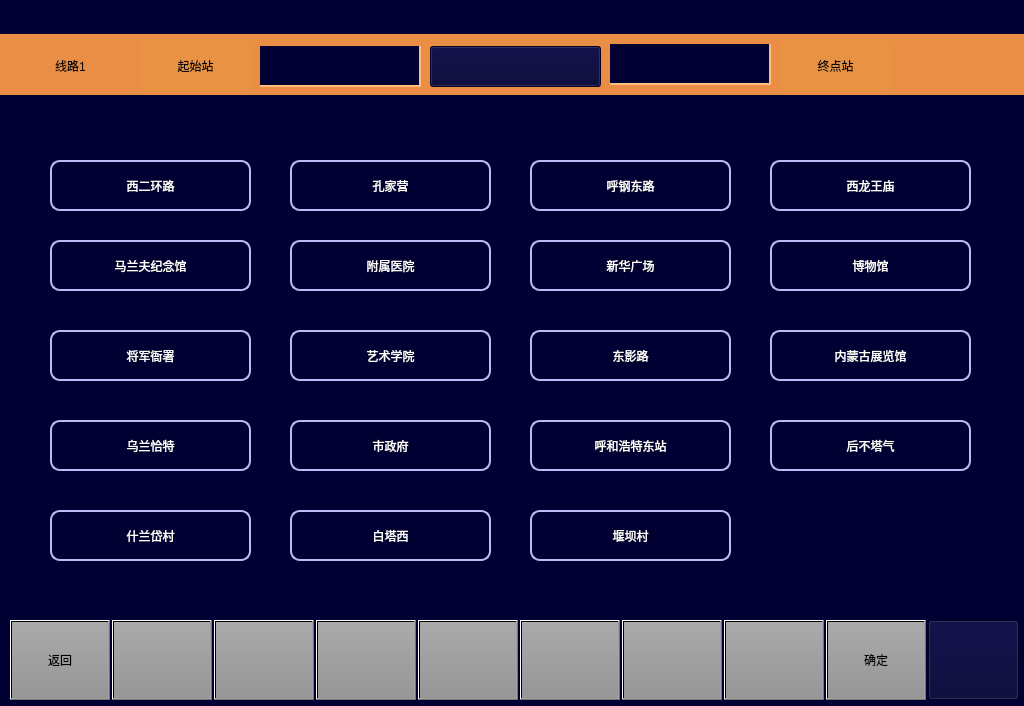
The window that vehiclesetstationpage.ui (994656234/HHL) describes before a commit, drawn with Qt 5.
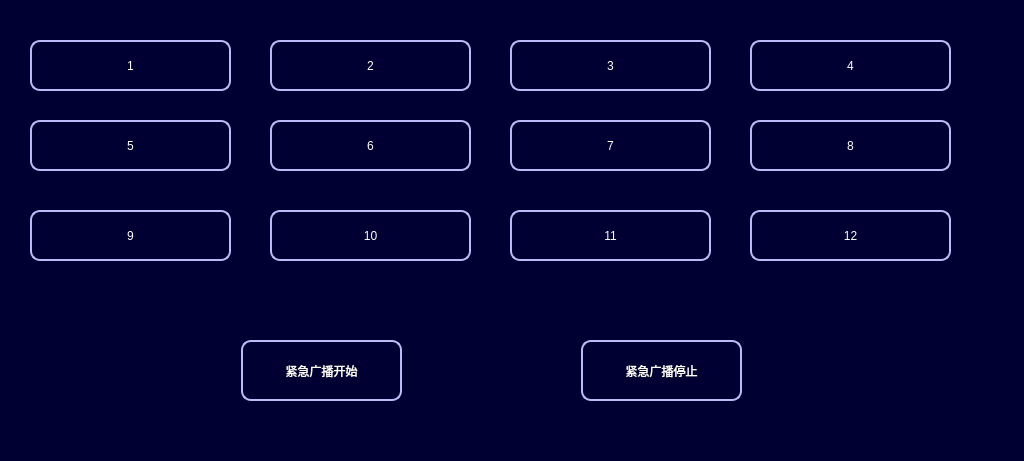
The same window after the commit. Icons and pictures are not drawn.

```diff
--- a/vehiclesetstationpage.ui
+++ b/vehiclesetstationpage.ui
@@ -7,7 +7,7 @@
     <x>0</x>
     <y>0</y>
     <width>1024</width>
-    <height>706</height>
+    <height>461</height>
    </rect>
   </property>
   <property name="windowTitle">
@@ -16,341 +16,11 @@
   <property name="styleSheet">
    <string notr="true">background-color: rgb(0, 0, 50);</string>
   </property>
-  <widget class="QPushButton" name="BTN7">
-   <property name="geometry">
-    <rect>
-     <x>622</x>
-     <y>620</y>
-     <width>100</width>
-     <height>80</height>
-    </rect>
-   </property>
-   <property name="focusPolicy">
-    <enum>Qt::NoFocus</enum>
-   </property>
-   <property name="styleSheet">
-    <string notr="true">	font: 20px, &quot;微软雅黑&quot;;
-    color: black;
-	transparent;background:qlineargradient(spread:pad,x1:0,y1:0,x2:0,y2:1,stop:0 rgba(170,170,170,255),stop:1 rgba(150,150,150,255));
-</string>
-   </property>
-   <property name="text">
-    <string/>
-   </property>
-  </widget>
-  <widget class="QPushButton" name="BTN3">
-   <property name="geometry">
-    <rect>
-     <x>214</x>
-     <y>620</y>
-     <width>100</width>
-     <height>80</height>
-    </rect>
-   </property>
-   <property name="focusPolicy">
-    <enum>Qt::NoFocus</enum>
-   </property>
-   <property name="styleSheet">
-    <string notr="true">	font: 20px, &quot;微软雅黑&quot;;
-    color: black;
-	transparent;background:qlineargradient(spread:pad,x1:0,y1:0,x2:0,y2:1,stop:0 rgba(170,170,170,255),stop:1 rgba(150,150,150,255));
-</string>
-   </property>
-   <property name="text">
-    <string/>
-   </property>
-  </widget>
-  <widget class="QPushButton" name="BTN1">
-   <property name="geometry">
-    <rect>
-     <x>10</x>
-     <y>620</y>
-     <width>100</width>
-     <height>80</height>
-    </rect>
-   </property>
-   <property name="focusPolicy">
-    <enum>Qt::NoFocus</enum>
-   </property>
-   <property name="styleSheet">
-    <string notr="true">font: 20px, &quot;微软雅黑&quot;;color: black;transparent;background:qlineargradient(spread:pad,x1:0,y1:0,x2:0,y2:1,stop:0 rgba(170,170,170,255),stop:1 rgba(150,150,150,255));</string>
-   </property>
-   <property name="text">
-    <string>返回</string>
-   </property>
-  </widget>
-  <widget class="QPushButton" name="BTNHome">
-   <property name="geometry">
-    <rect>
-     <x>928</x>
-     <y>620</y>
-     <width>91</width>
-     <height>80</height>
-    </rect>
-   </property>
-   <property name="focusPolicy">
-    <enum>Qt::NoFocus</enum>
-   </property>
-   <property name="styleSheet">
-    <string notr="true">border-image: url(:/images/image/Home.png);</string>
-   </property>
-   <property name="text">
-    <string/>
-   </property>
-  </widget>
-  <widget class="QPushButton" name="BTN4">
-   <property name="geometry">
-    <rect>
-     <x>316</x>
-     <y>620</y>
-     <width>100</width>
-     <height>80</height>
-    </rect>
-   </property>
-   <property name="focusPolicy">
-    <enum>Qt::NoFocus</enum>
-   </property>
-   <property name="styleSheet">
-    <string notr="true">	font: 20px, &quot;微软雅黑&quot;;
-    color: black;
-	transparent;background:qlineargradient(spread:pad,x1:0,y1:0,x2:0,y2:1,stop:0 rgba(170,170,170,255),stop:1 rgba(150,150,150,255));
-</string>
-   </property>
-   <property name="text">
-    <string/>
-   </property>
-  </widget>
-  <widget class="QPushButton" name="BTN8">
-   <property name="geometry">
-    <rect>
-     <x>724</x>
-     <y>620</y>
-     <width>100</width>
-     <height>80</height>
-    </rect>
-   </property>
-   <property name="focusPolicy">
-    <enum>Qt::NoFocus</enum>
-   </property>
-   <property name="styleSheet">
-    <string notr="true">	font: 20px, &quot;微软雅黑&quot;;
-    color: black;
-	transparent;background:qlineargradient(spread:pad,x1:0,y1:0,x2:0,y2:1,stop:0 rgba(170,170,170,255),stop:1 rgba(150,150,150,255));
-</string>
-   </property>
-   <property name="text">
-    <string/>
-   </property>
-  </widget>
-  <widget class="QPushButton" name="BTN9">
-   <property name="geometry">
-    <rect>
-     <x>826</x>
-     <y>620</y>
-     <width>100</width>
-     <height>80</height>
-    </rect>
-   </property>
-   <property name="focusPolicy">
-    <enum>Qt::NoFocus</enum>
-   </property>
-   <property name="styleSheet">
-    <string notr="true">	font: 20px, &quot;微软雅黑&quot;;
-    color: black;
-	transparent;background:qlineargradient(spread:pad,x1:0,y1:0,x2:0,y2:1,stop:0 rgba(170,170,170,255),stop:1 rgba(150,150,150,255));
-</string>
-   </property>
-   <property name="text">
-    <string>确定</string>
-   </property>
-  </widget>
-  <widget class="QPushButton" name="BTN5">
-   <property name="geometry">
-    <rect>
-     <x>418</x>
-     <y>620</y>
-     <width>100</width>
-     <height>80</height>
-    </rect>
-   </property>
-   <property name="focusPolicy">
-    <enum>Qt::NoFocus</enum>
-   </property>
-   <property name="styleSheet">
-    <string notr="true">	font: 20px, &quot;微软雅黑&quot;;
-    color: black;
-	transparent;background:qlineargradient(spread:pad,x1:0,y1:0,x2:0,y2:1,stop:0 rgba(170,170,170,255),stop:1 rgba(150,150,150,255));
-</string>
-   </property>
-   <property name="text">
-    <string/>
-   </property>
-  </widget>
-  <widget class="QPushButton" name="BTN6">
-   <property name="geometry">
-    <rect>
-     <x>520</x>
-     <y>620</y>
-     <width>100</width>
-     <height>80</height>
-    </rect>
-   </property>
-   <property name="focusPolicy">
-    <enum>Qt::NoFocus</enum>
-   </property>
-   <property name="styleSheet">
-    <string notr="true">	font: 20px, &quot;微软雅黑&quot;;
-    color: black;
-	transparent;background:qlineargradient(spread:pad,x1:0,y1:0,x2:0,y2:1,stop:0 rgba(170,170,170,255),stop:1 rgba(150,150,150,255));
-</string>
-   </property>
-   <property name="text">
-    <string/>
-   </property>
-  </widget>
-  <widget class="QPushButton" name="BTN2">
-   <property name="geometry">
-    <rect>
-     <x>112</x>
-     <y>620</y>
-     <width>100</width>
-     <height>80</height>
-    </rect>
-   </property>
-   <property name="focusPolicy">
-    <enum>Qt::NoFocus</enum>
-   </property>
-   <property name="styleSheet">
-    <string notr="true">font: 20px, &quot;微软雅黑&quot;;color: black;transparent;background:qlineargradient(spread:pad,x1:0,y1:0,x2:0,y2:1,stop:0 rgba(170,170,170,255),stop:1 rgba(150,150,150,255));</string>
-   </property>
-   <property name="text">
-    <string/>
-   </property>
-  </widget>
-  <widget class="QLabel" name="lbl_background">
-   <property name="geometry">
-    <rect>
-     <x>0</x>
-     <y>34</y>
-     <width>1024</width>
-     <height>61</height>
-    </rect>
-   </property>
-   <property name="styleSheet">
-    <string notr="true">background-color: rgb(233, 142, 68);</string>
-   </property>
-   <property name="text">
-    <string/>
-   </property>
-  </widget>
-  <widget class="QLabel" name="lbl_line">
-   <property name="geometry">
-    <rect>
-     <x>15</x>
-     <y>40</y>
-     <width>111</width>
-     <height>51</height>
-    </rect>
-   </property>
-   <property name="layoutDirection">
-    <enum>Qt::LeftToRight</enum>
-   </property>
-   <property name="styleSheet">
-    <string notr="true">background-color: rgb(233, 142, 68);
-font:24px &quot;微软雅黑&quot;;</string>
-   </property>
-   <property name="text">
-    <string>线路1</string>
-   </property>
-   <property name="alignment">
-    <set>Qt::AlignCenter</set>
-   </property>
-  </widget>
-  <widget class="QPushButton" name="BTNOriginStation">
-   <property name="geometry">
-    <rect>
-     <x>140</x>
-     <y>40</y>
-     <width>111</width>
-     <height>51</height>
-    </rect>
-   </property>
-   <property name="styleSheet">
-    <string notr="true">font:24px &quot;微软雅黑&quot;;
-border-radius:8px;
-background-color: rgb(233, 146, 68);</string>
-   </property>
-   <property name="text">
-    <string>起始站</string>
-   </property>
-  </widget>
-  <widget class="QLabel" name="lbl_OriginStation">
-   <property name="geometry">
-    <rect>
-     <x>260</x>
-     <y>46</y>
-     <width>161</width>
-     <height>41</height>
-    </rect>
-   </property>
-   <property name="styleSheet">
-    <string notr="true">color: rgb(255, 255, 255);
-border-right: 2px solid rgb(255,188,124);
-border-bottom:2px solid rgb(255,188,124);
-font:24px &quot;微软雅黑&quot;;</string>
-   </property>
-   <property name="text">
-    <string/>
-   </property>
-   <property name="alignment">
-    <set>Qt::AlignCenter</set>
-   </property>
-  </widget>
-  <widget class="QLabel" name="lbl_Terminal">
-   <property name="geometry">
-    <rect>
-     <x>610</x>
-     <y>44</y>
-     <width>161</width>
-     <height>41</height>
-    </rect>
-   </property>
-   <property name="styleSheet">
-    <string notr="true">color: rgb(255, 255, 255);
-border-right: 2px solid rgb(255,188,124);
-border-bottom:2px solid rgb(255,188,124);
-font:24px &quot;微软雅黑&quot;;</string>
-   </property>
-   <property name="text">
-    <string/>
-   </property>
-   <property name="alignment">
-    <set>Qt::AlignCenter</set>
-   </property>
-  </widget>
-  <widget class="QPushButton" name="BTNTerminal">
-   <property name="geometry">
-    <rect>
-     <x>780</x>
-     <y>40</y>
-     <width>111</width>
-     <height>51</height>
-    </rect>
-   </property>
-   <property name="styleSheet">
-    <string notr="true">font:24px &quot;微软雅黑&quot;;
-border-radius:8px;
-background-color: rgb(233, 146, 68);</string>
-   </property>
-   <property name="text">
-    <string>终点站</string>
-   </property>
-  </widget>
   <widget class="QPushButton" name="BTNStation1">
    <property name="geometry">
     <rect>
-     <x>50</x>
-     <y>160</y>
+     <x>30</x>
+     <y>40</y>
      <width>201</width>
      <height>51</height>
     </rect>
@@ -365,14 +35,14 @@
 border-radius:10px;</string>
    </property>
    <property name="text">
-    <string>西二环路</string>
+    <string>1</string>
    </property>
   </widget>
   <widget class="QPushButton" name="BTNStation2">
    <property name="geometry">
     <rect>
-     <x>290</x>
-     <y>160</y>
+     <x>270</x>
+     <y>40</y>
      <width>201</width>
      <height>51</height>
     </rect>
@@ -387,14 +57,14 @@
 border-radius:10px;</string>
    </property>
    <property name="text">
-    <string>孔家营</string>
+    <string>2</string>
    </property>
   </widget>
   <widget class="QPushButton" name="BTNStation3">
    <property name="geometry">
     <rect>
-     <x>530</x>
-     <y>160</y>
+     <x>510</x>
+     <y>40</y>
      <width>201</width>
      <height>51</height>
     </rect>
@@ -409,14 +79,14 @@
 border-radius:10px;</string>
    </property>
    <property name="text">
-    <string>呼钢东路</string>
+    <string>3</string>
    </property>
   </widget>
   <widget class="QPushButton" name="BTNStation4">
    <property name="geometry">
     <rect>
-     <x>770</x>
-     <y>160</y>
+     <x>750</x>
+     <y>40</y>
      <width>201</width>
      <height>51</height>
     </rect>
@@ -431,14 +101,14 @@
 border-radius:10px;</string>
    </property>
    <property name="text">
-    <string>西龙王庙</string>
+    <string>4</string>
    </property>
   </widget>
   <widget class="QPushButton" name="BTNStation7">
    <property name="geometry">
     <rect>
-     <x>530</x>
-     <y>240</y>
+     <x>510</x>
+     <y>120</y>
      <width>201</width>
      <height>51</height>
     </rect>
@@ -453,14 +123,14 @@
 border-radius:10px;</string>
    </property>
    <property name="text">
-    <string>新华广场</string>
+    <string>7</string>
    </property>
   </widget>
   <widget class="QPushButton" name="BTNStation6">
    <property name="geometry">
     <rect>
-     <x>290</x>
-     <y>240</y>
+     <x>270</x>
+     <y>120</y>
      <width>201</width>
      <height>51</height>
     </rect>
@@ -475,14 +145,14 @@
 border-radius:10px;</string>
    </property>
    <property name="text">
-    <string>附属医院</string>
+    <string>6</string>
    </property>
   </widget>
   <widget class="QPushButton" name="BTNStation5">
    <property name="geometry">
     <rect>
-     <x>50</x>
-     <y>240</y>
+     <x>30</x>
+     <y>120</y>
      <width>201</width>
      <height>51</height>
     </rect>
@@ -497,14 +167,14 @@
 border-radius:10px;</string>
    </property>
    <property name="text">
-    <string>马兰夫纪念馆</string>
+    <string>5</string>
    </property>
   </widget>
   <widget class="QPushButton" name="BTNStation8">
    <property name="geometry">
     <rect>
-     <x>770</x>
-     <y>240</y>
+     <x>750</x>
+     <y>120</y>
      <width>201</width>
      <height>51</height>
     </rect>
@@ -519,14 +189,14 @@
 border-radius:10px;</string>
    </property>
    <property name="text">
-    <string>博物馆</string>
+    <string>8</string>
    </property>
   </widget>
   <widget class="QPushButton" name="BTNStation11">
    <property name="geometry">
     <rect>
-     <x>530</x>
-     <y>330</y>
+     <x>510</x>
+     <y>210</y>
      <width>201</width>
      <height>51</height>
     </rect>
@@ -541,14 +211,14 @@
 border-radius:10px;</string>
    </property>
    <property name="text">
-    <string>东影路</string>
+    <string>11</string>
    </property>
   </widget>
   <widget class="QPushButton" name="BTNStation10">
    <property name="geometry">
     <rect>
-     <x>290</x>
-     <y>330</y>
+     <x>270</x>
+     <y>210</y>
      <width>201</width>
      <height>51</height>
     </rect>
@@ -563,14 +233,14 @@
 border-radius:10px;</string>
    </property>
    <property name="text">
-    <string>艺术学院</string>
+    <string>10</string>
    </property>
   </widget>
   <widget class="QPushButton" name="BTNStation9">
    <property name="geometry">
     <rect>
-     <x>50</x>
-     <y>330</y>
+     <x>30</x>
+     <y>210</y>
      <width>201</width>
      <height>51</height>
     </rect>
@@ -585,14 +255,14 @@
 border-radius:10px;</string>
    </property>
    <property name="text">
-    <string>将军衙署</string>
+    <string>9</string>
    </property>
   </widget>
   <widget class="QPushButton" name="BTNStation12">
    <property name="geometry">
     <rect>
-     <x>770</x>
-     <y>330</y>
+     <x>750</x>
+     <y>210</y>
      <width>201</width>
      <height>51</height>
     </rect>
@@ -607,61 +277,20 @@
 border-radius:10px;</string>
    </property>
    <property name="text">
-    <string>内蒙古展览馆</string>
+    <string>12</string>
    </property>
   </widget>
   <widget class="QPushButton" name="BTNStation15">
    <property name="geometry">
     <rect>
-     <x>530</x>
-     <y>420</y>
-     <width>201</width>
-     <height>51</height>
+     <x>241</x>
+     <y>340</y>
+     <width>161</width>
+     <height>61</height>
     </rect>
    </property>
-   <property name="whatsThis">
-    <string>15</string>
-   </property>
-   <property name="styleSheet">
-    <string notr="true">border:2px solid rgb(187,188,247);
-color: rgb(255, 255, 255);
-font:20px &quot;微软雅黑&quot;;
-border-radius:10px;</string>
-   </property>
-   <property name="text">
-    <string>呼和浩特东站</string>
-   </property>
-  </widget>
-  <widget class="QPushButton" name="BTNStation14">
-   <property name="geometry">
-    <rect>
-     <x>290</x>
-     <y>420</y>
-     <width>201</width>
-     <height>51</height>
-    </rect>
-   </property>
-   <property name="whatsThis">
-    <string>14</string>
-   </property>
-   <property name="styleSheet">
-    <string notr="true">border:2px solid rgb(187,188,247);
-color: rgb(255, 255, 255);
-font:20px &quot;微软雅黑&quot;;
-border-radius:10px;</string>
-   </property>
-   <property name="text">
-    <string>市政府</string>
-   </property>
-  </widget>
-  <widget class="QPushButton" name="BTNStation13">
-   <property name="geometry">
-    <rect>
-     <x>50</x>
-     <y>420</y>
-     <width>201</width>
-     <height>51</height>
-    </rect>
+   <property name="focusPolicy">
+    <enum>Qt::NoFocus</enum>
    </property>
    <property name="whatsThis">
     <string>13</string>
@@ -673,40 +302,21 @@
 border-radius:10px;</string>
    </property>
    <property name="text">
-    <string>乌兰恰特</string>
+    <string>紧急广播开始</string>
    </property>
   </widget>
   <widget class="QPushButton" name="BTNStation16">
    <property name="geometry">
     <rect>
-     <x>770</x>
-     <y>420</y>
-     <width>201</width>
-     <height>51</height>
+     <x>581</x>
+     <y>340</y>
+     <width>161</width>
+     <height>61</height>
     </rect>
    </property>
    <property name="whatsThis">
     <string>16</string>
    </property>
-   <property name="styleSheet">
-    <string notr="true">border:2px solid rgb(187,188,247);
-color: rgb(255, 255, 255);
-font:20px &quot;微软雅黑&quot;;
-border-radius:10px;</string>
-   </property>
-   <property name="text">
-    <string>后不塔气</string>
-   </property>
-  </widget>
-  <widget class="QPushButton" name="BTNStation19">
-   <property name="geometry">
-    <rect>
-     <x>530</x>
-     <y>510</y>
-     <width>201</width>
-     <height>51</height>
-    </rect>
-   </property>
    <property name="whatsThis">
     <string>19</string>
    </property>
@@ -717,67 +327,7 @@
 border-radius:10px;</string>
    </property>
    <property name="text">
-    <string>堰坝村</string>
-   </property>
-  </widget>
-  <widget class="QPushButton" name="BTNStation18">
-   <property name="geometry">
-    <rect>
-     <x>290</x>
-     <y>510</y>
-     <width>201</width>
-     <height>51</height>
-    </rect>
-   </property>
-   <property name="whatsThis">
-    <string>18</string>
-   </property>
-   <property name="styleSheet">
-    <string notr="true">border:2px solid rgb(187,188,247);
-color: rgb(255, 255, 255);
-font:20px &quot;微软雅黑&quot;;
-border-radius:10px;</string>
-   </property>
-   <property name="text">
-    <string>白塔西</string>
-   </property>
-  </widget>
-  <widget class="QPushButton" name="BTNStation17">
-   <property name="geometry">
-    <rect>
-     <x>50</x>
-     <y>510</y>
-     <width>201</width>
-     <height>51</height>
-    </rect>
-   </property>
-   <property name="whatsThis">
-    <string>17</string>
-   </property>
-   <property name="styleSheet">
-    <string notr="true">border:2px solid rgb(187,188,247);
-color: rgb(255, 255, 255);
-font:20px &quot;微软雅黑&quot;;
-border-radius:10px;</string>
-   </property>
-   <property name="text">
-    <string>什兰岱村</string>
-   </property>
-  </widget>
-  <widget class="QPushButton" name="BTNChangeOrigin_Terminal">
-   <property name="geometry">
-    <rect>
-     <x>430</x>
-     <y>46</y>
-     <width>171</width>
-     <height>41</height>
-    </rect>
-   </property>
-   <property name="styleSheet">
-    <string notr="true">border-image: url(:/images/image/arrow.png);</string>
-   </property>
-   <property name="text">
-    <string/>
+    <string>紧急广播停止</string>
    </property>
   </widget>
  </widget>
```
Left out of the diff: 10 changed lines with no effect on the pictures.
